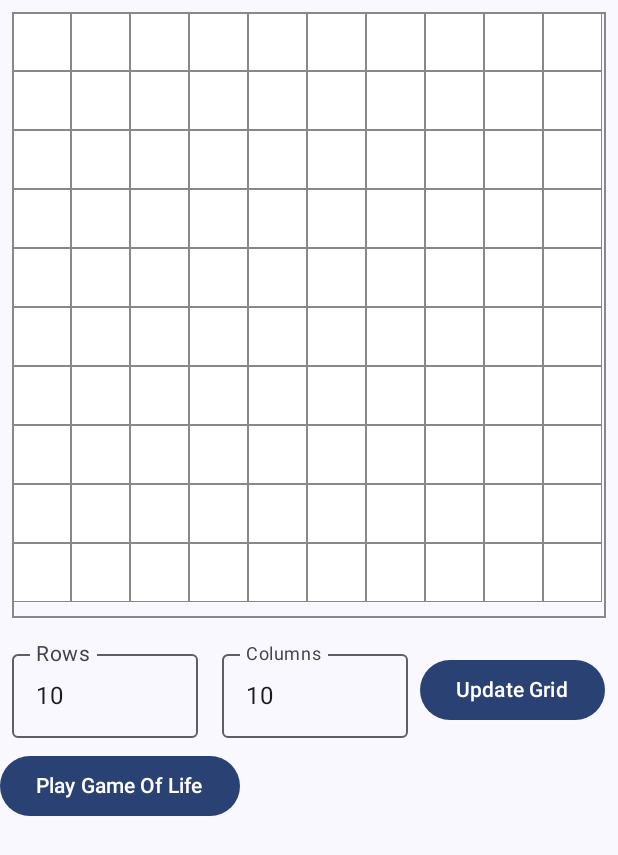
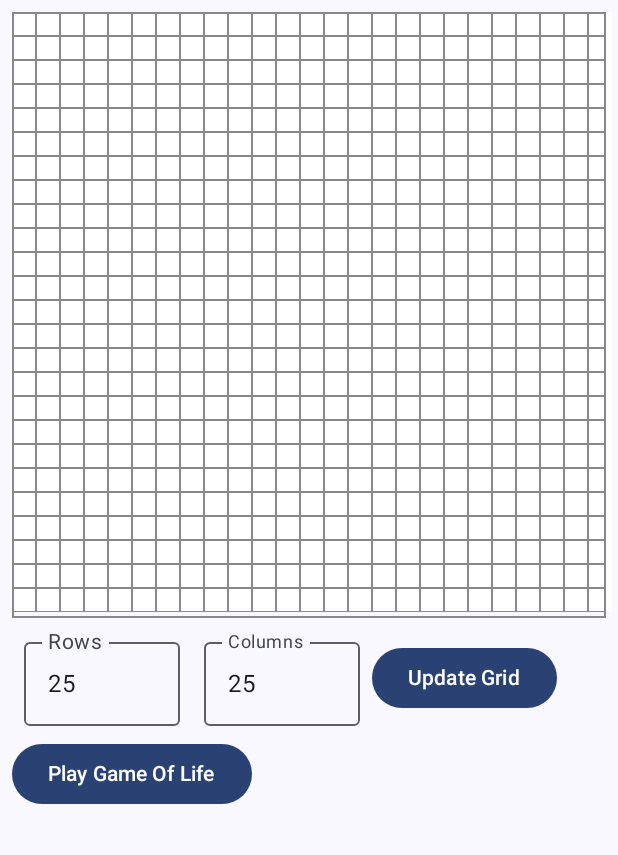
Before and after one commit to HexedAgain/GameOfLife, an Android app built with Jetpack Compose: the screen it shows after launch (MainActivity), on a phone screen of 412 x 824 dp. Shown: the top 855 px of the screen. Run offline under Robolectric (Android 15) with nearby library versions, the phone set to English and light mode, and no system bars; our stand-ins replace Timber.

Commit message:
small tweaks

```diff
--- a/app/src/main/java/com/example/gameoflife/ui/MainActivity.kt
+++ b/app/src/main/java/com/example/gameoflife/ui/MainActivity.kt
@@ -70,7 +70,9 @@ class MainActivity: ComponentActivity() {
 
 @Composable
 fun GameOfLifeContent() {
-    Column {
+    Column(
+        modifier = Modifier.padding(8.dp)
+    ) {
         CellsGrid()
         NumberOfCellsRow()
         PlayGameOfLife()
@@ -90,7 +92,7 @@ fun NumberOfCellsRow(
         OutlinedTextField(
             keyboardOptions = KeyboardOptions.Default.copy(keyboardType = KeyboardType.Number),
             modifier = Modifier
-                .width(140.dp)
+                .width(120.dp)
                 .padding(8.dp),
             label = { Text(stringResource(id = R.string.number_of_rows), fontSize = 14.sp) },
             value = "${rows ?: ""}",
@@ -99,7 +101,7 @@ fun NumberOfCellsRow(
         OutlinedTextField(
             keyboardOptions = KeyboardOptions.Default.copy(keyboardType = KeyboardType.Number),
             modifier = Modifier
-                .width(140.dp)
+                .width(120.dp)
                 .padding(8.dp),
             label = { Text(stringResource(id = R.string.number_of_columns)) },
             value = "${columns ?: ""}",
@@ -137,15 +139,14 @@ fun CellsGrid(
             .pointerInput(Pair(numRows, numCols)) {
                 detectTapGestures(
                     onTap = {
-                        val offsetX = it.x.toDp(context) - 8.dp
-                        val offsetY = it.y.toDp(context) - 8.dp
+                        val offsetX = it.x.toDp(context) - 0.dp
+                        val offsetY = it.y.toDp(context) - 0.dp
                         val columnIdx = (offsetX / width).toInt()
                         val rowIdx = (offsetY / height).toInt()
                         mainScreenViewModel.updateCell(row = rowIdx, column = columnIdx)
                     }
                 )
             }
-            .padding(8.dp)
             .fillMaxHeight(.5f)
             .fillMaxWidth()
             .border(border = BorderStroke(1.dp, Color.Gray))
--- a/app/src/main/java/com/example/gameoflife/viewmodel/MainScreenViewModel.kt
+++ b/app/src/main/java/com/example/gameoflife/viewmodel/MainScreenViewModel.kt
@@ -15,9 +15,9 @@ import java.lang.NumberFormatException
 
 class MainScreenViewModel(
     private val defaultDispatcher: CoroutineDispatcher,
-    stepDuration: Long = 1_000
+    stepDuration: Long = 250
 ): ViewModel() {
-    private val _cells = MutableStateFlow(Cells.makeGrid(10, 10))
+    private val _cells = MutableStateFlow(Cells.makeGrid(25, 25))
     val cells = _cells.asStateFlow()
 
     private val _stepDurationMs = MutableStateFlow(stepDuration)
```
